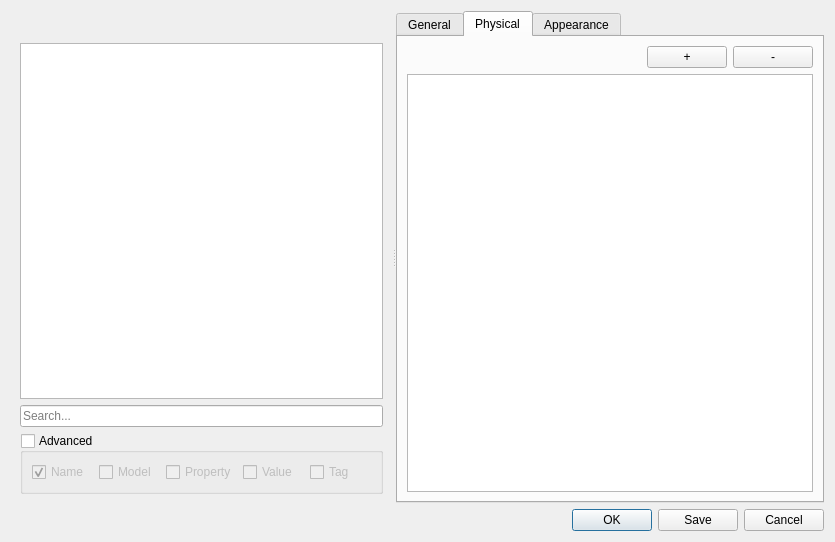
Qt form src/Mod/Material/Gui/MaterialsEditor.ui (davesrocketshop/FreeCAD) before a commit.
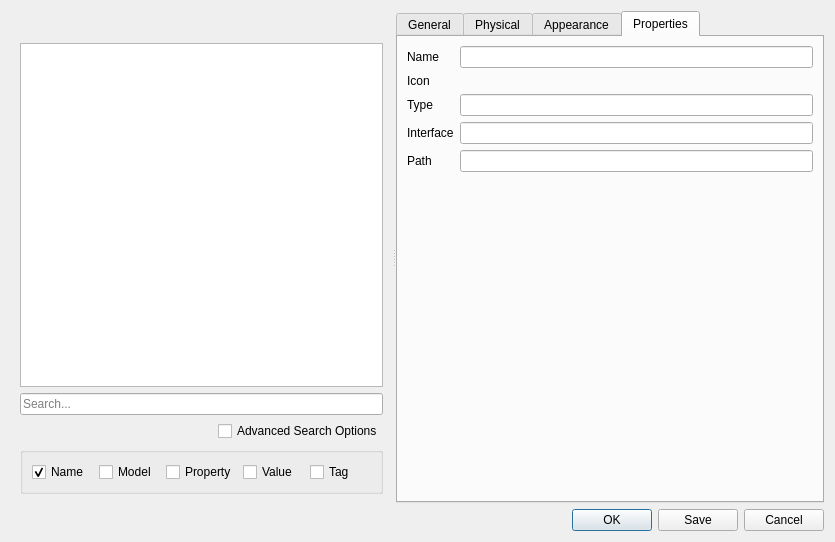
The same form after that commit. The open tabs and pages were chosen to show the change.

Patch:
```diff
--- a/src/Mod/Material/Gui/MaterialsEditor.ui
+++ b/src/Mod/Material/Gui/MaterialsEditor.ui
@@ -59,6 +59,13 @@
          </property>
         </widget>
        </item>
+       <item alignment="Qt::AlignRight">
+        <widget class="QCheckBox" name="checkAdvancedSearch">
+         <property name="text">
+          <string>Advanced Search Options</string>
+         </property>
+        </widget>
+       </item>
        <item>
         <widget class="QGroupBox" name="groupAdvancedSearch">
          <property name="sizePolicy">
@@ -68,13 +75,13 @@
           </sizepolicy>
          </property>
          <property name="title">
-          <string>Advanced</string>
+          <string/>
          </property>
          <property name="flat">
-          <bool>true</bool>
+          <bool>false</bool>
          </property>
          <property name="checkable">
-          <bool>true</bool>
+          <bool>false</bool>
          </property>
          <property name="checked">
           <bool>false</bool>
@@ -271,7 +278,7 @@
         </item>
        </layout>
       </widget>
-      <widget class="QWidget" name="tabProperties">
+      <widget class="QWidget" name="tabPhysical">
        <attribute name="title">
         <string>Physical</string>
        </attribute>
@@ -368,6 +375,76 @@
         </item>
        </layout>
       </widget>
+      <widget class="QWidget" name="tabProperties">
+       <attribute name="title">
+        <string>Properties</string>
+       </attribute>
+       <layout class="QGridLayout" name="gridLayout_2">
+        <item row="3" column="0">
+         <widget class="QLabel" name="labelInterface">
+          <property name="text">
+           <string>Interface</string>
+          </property>
+         </widget>
+        </item>
+        <item row="2" column="2">
+         <widget class="QLineEdit" name="editType"/>
+        </item>
+        <item row="4" column="0">
+         <widget class="QLabel" name="labelPath">
+          <property name="text">
+           <string>Path</string>
+          </property>
+         </widget>
+        </item>
+        <item row="0" column="2">
+         <widget class="QLineEdit" name="editObjectName"/>
+        </item>
+        <item row="4" column="2">
+         <widget class="QLineEdit" name="editPath"/>
+        </item>
+        <item row="2" column="0">
+         <widget class="QLabel" name="labelType">
+          <property name="text">
+           <string>Type</string>
+          </property>
+         </widget>
+        </item>
+        <item row="0" column="0">
+         <widget class="QLabel" name="labelObjectName">
+          <property name="text">
+           <string>Name</string>
+          </property>
+         </widget>
+        </item>
+        <item row="6" column="0">
+         <spacer name="verticalSpacer">
+          <property name="orientation">
+           <enum>Qt::Vertical</enum>
+          </property>
+          <property name="sizeHint" stdset="0">
+           <size>
+            <width>20</width>
+            <height>40</height>
+           </size>
+          </property>
+         </spacer>
+        </item>
+        <item row="3" column="2">
+         <widget class="QLineEdit" name="editInterface"/>
+        </item>
+        <item row="1" column="0">
+         <widget class="QLabel" name="labelIcon">
+          <property name="text">
+           <string>Icon</string>
+          </property>
+         </widget>
+        </item>
+        <item row="1" column="2">
+         <widget class="QWidget" name="widgetIcon" native="true"/>
+        </item>
+       </layout>
+      </widget>
      </widget>
     </widget>
    </item>
```
Left out of the diff: 3 changed lines with no effect on the pictures.
